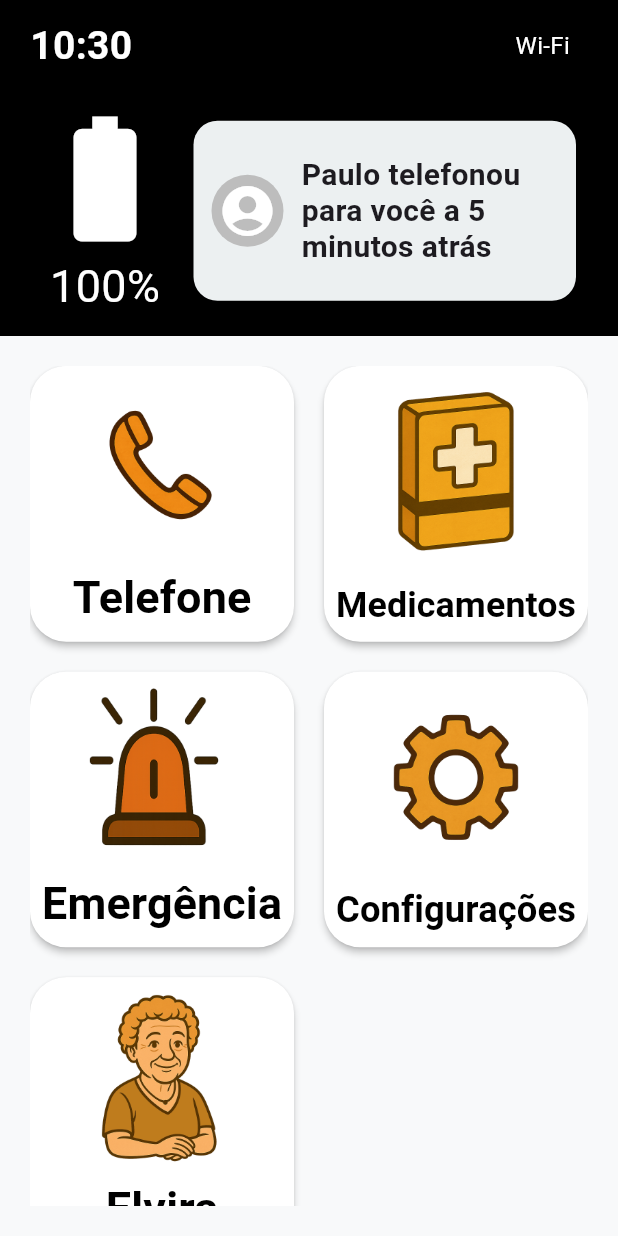
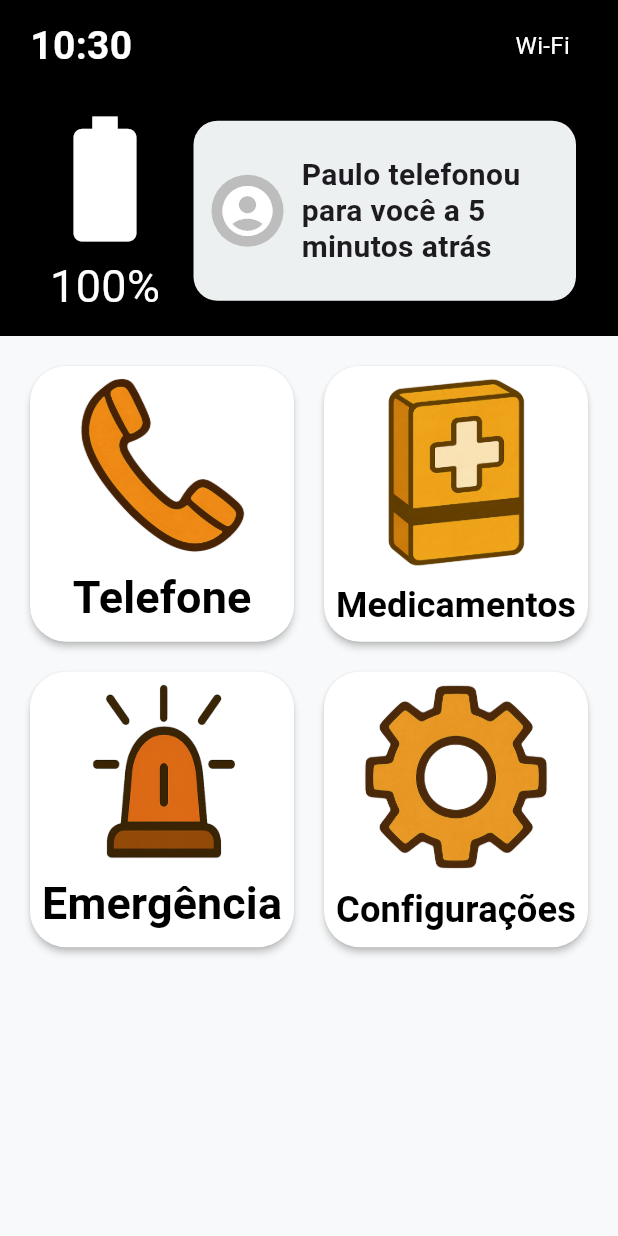
Before and after one commit to Pews-Cavern/Elvira, a Flutter app: the screen it shows after launch, on a phone screen of 412 x 824 dp. Run offline on Flutter 3.47's test engine with Material 3 defaults, Android fonts, the phone set to English and light mode, and no system bars; our stand-ins replace battery_plus, connectivity_plus.

Commit message:
Update app routing and remove unused HomeFeatureButton in MainScreen

```diff
--- a/elvira/lib/main.dart
+++ b/elvira/lib/main.dart
@@ -1,5 +1,5 @@
 import 'package:flutter/material.dart';
-import 'src/ui/screens/main_screen.dart';
+import 'package:elvira/src/config/routes.dart';
 
 void main() {
   runApp(const ElviraApp());
@@ -10,10 +10,11 @@ class ElviraApp extends StatelessWidget {
 
   @override
   Widget build(BuildContext context) {
-    return const MaterialApp(
+    return MaterialApp(
       debugShowCheckedModeBanner: false,
-      title: 'Elvira Teste',
-      home: MainScreen(),
+      title: 'Elvira',
+      initialRoute: AppRoutes.home,
+      onGenerateRoute: AppRoutes.generateRoute,
     );
   }
 }
--- a/elvira/lib/src/ui/screens/main_screen.dart
+++ b/elvira/lib/src/ui/screens/main_screen.dart
@@ -58,13 +58,7 @@ class MainScreen extends StatelessWidget {
                     backgroundColor: Colors.white,
                     textColor: Colors.black,
                   ),
-                  HomeFeatureButton(
-                    onPressed: () => print('clicou'),
-                    icon: Image.asset(ElviraIcon.elviraGolden.path),
-                    label: 'Elvira',
-                    backgroundColor: Colors.white,
-                    textColor: Colors.black,
-                  ),
+
                 ],
               );
             },
```
Also changed, not shown: elvira/assets/icons/cogwheel.png, elvira/assets/icons/emergency.png, elvira/assets/icons/medicine.png, elvira/assets/icons/phone.png.
